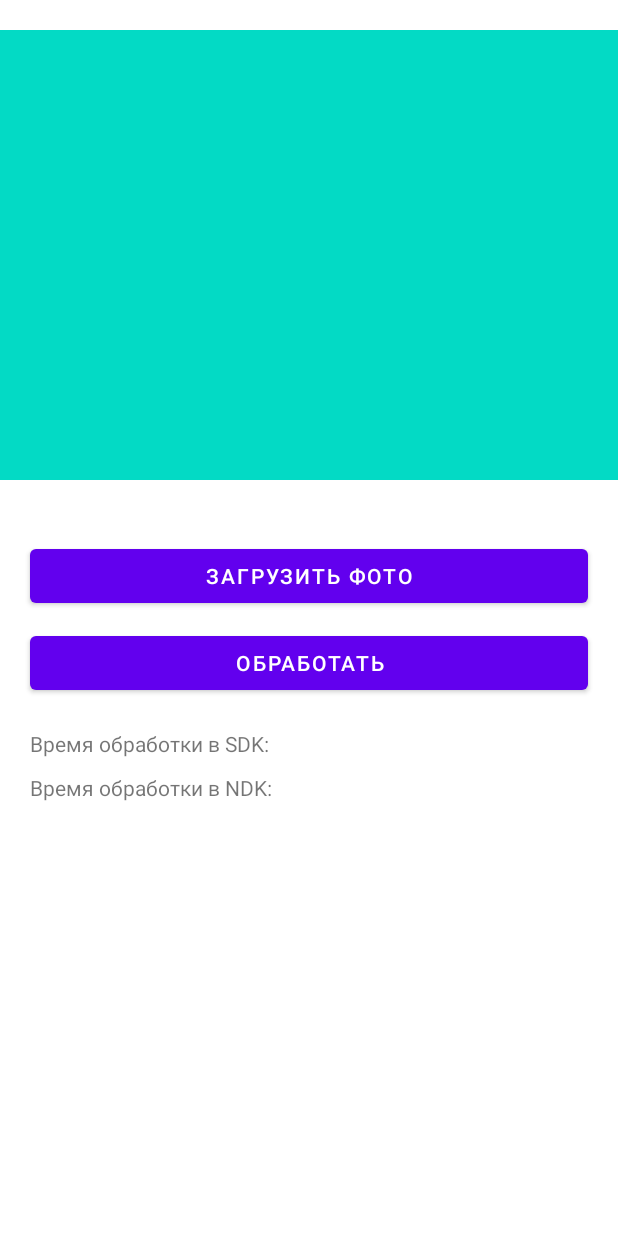
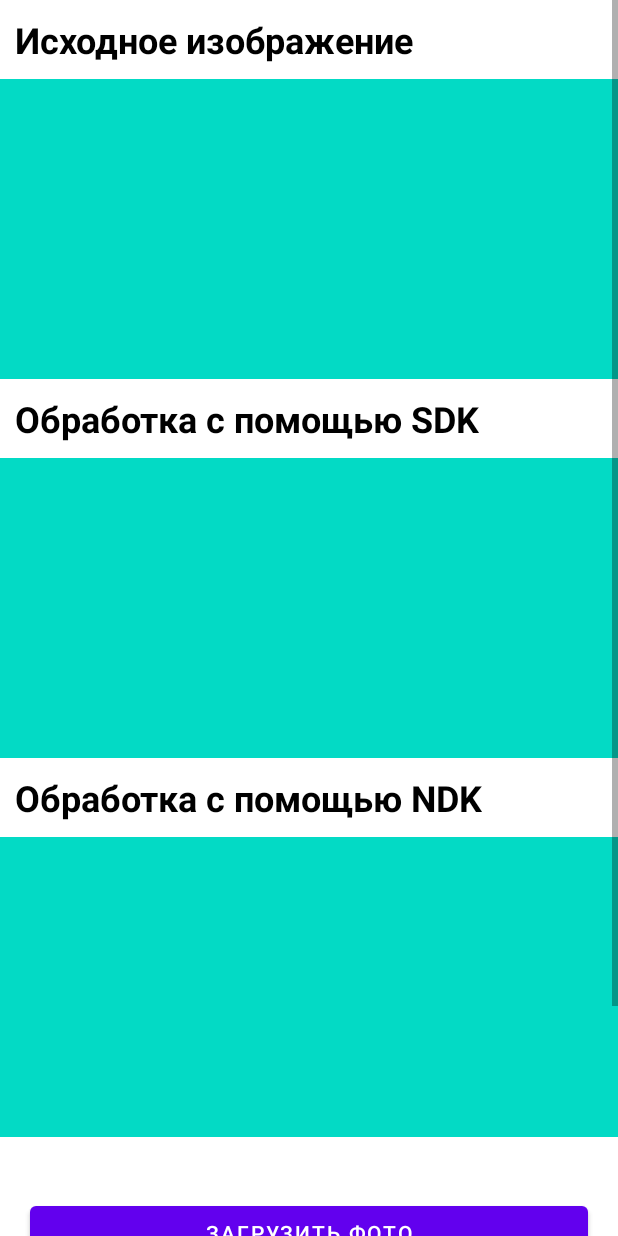
Before and after one commit to ilhan76/OpenCV-Android, an Android app: the layout activity_main.xml on its own in the app's theme, with its tools: preview values and no code run, on a phone screen of 412 x 824 dp. Run offline under Robolectric (Android 15) with nearby library versions, the phone set to English and light mode, and no system bars.

Commit message:
Добавил логику сравнения SDK и NDK

```diff
--- a/app/src/main/java/com/kudashov/opencv_android/MainState.kt
+++ b/app/src/main/java/com/kudashov/opencv_android/MainState.kt
@@ -3,7 +3,9 @@ package com.kudashov.opencv_android
 import android.graphics.Bitmap
 
 data class MainState(
-    val bitmap: Bitmap? = null,
+    val sourceBitmap: Bitmap? = null,
+    val resultSdkBitmap: Bitmap? = null,
+    val resultNdkBitmap: Bitmap? = null,
     val sdkTime: Double? = null,
     val ndkTime: Double? = null
 )
--- a/app/src/main/res/layout/activity_main.xml
+++ b/app/src/main/res/layout/activity_main.xml
@@ -10,15 +10,65 @@
         android:layout_width="match_parent"
         android:layout_height="wrap_content"
         android:orientation="vertical"
+        android:paddingBottom="40dp"
         tools:context=".MainActivity">
 
+        <TextView
+            android:id="@+id/source_image_title_tv"
+            android:layout_width="wrap_content"
+            android:layout_margin="10dp"
+            android:layout_height="wrap_content"
+            android:text="@string/source_image_title_text"
+            android:textColor="@color/black"
+            android:textStyle="bold"
+            android:textSize="24sp" />
+
         <ImageView
-            android:id="@+id/picture_iv"
+            android:id="@+id/picture_source_iv"
             android:layout_width="match_parent"
-            android:layout_height="300dp"
-            android:layout_marginTop="20dp"
-            android:background="@color/teal_200"
-            tools:ignore="ContentDescription" />
+            android:layout_height="200dp"
+            android:visibility="gone"
+            tools:background="@color/teal_200"
+            tools:ignore="ContentDescription"
+            tools:visibility="visible" />
+
+        <TextView
+            android:id="@+id/sdk_processed_image_title_tv"
+            android:layout_width="wrap_content"
+            android:layout_margin="10dp"
+            android:layout_height="wrap_content"
+            android:text="@string/sdk_processed_image_title_text"
+            android:textColor="@color/black"
+            android:textStyle="bold"
+            android:textSize="24sp" />
+
+        <ImageView
+            android:id="@+id/picture_sdk_result_iv"
+            android:layout_width="match_parent"
+            android:layout_height="200dp"
+            android:visibility="gone"
+            tools:background="@color/teal_200"
+            tools:ignore="ContentDescription"
+            tools:visibility="visible" />
+
+        <TextView
+            android:id="@+id/ndk_processed_image_title_tv"
+            android:layout_width="wrap_content"
+            android:layout_margin="10dp"
+            android:layout_height="wrap_content"
+            android:text="@string/ndk_processed_image_title_text"
+            android:textColor="@color/black"
+            android:textStyle="bold"
+            android:textSize="24sp" />
+
+        <ImageView
+            android:id="@+id/picture_ndk_result_iv"
+            android:layout_width="match_parent"
+            android:layout_height="200dp"
+            android:visibility="gone"
+            tools:background="@color/teal_200"
+            tools:ignore="ContentDescription"
+            tools:visibility="visible" />
 
         <Button
             android:id="@+id/open_gallery_btn"
@@ -43,16 +93,17 @@
             android:layout_marginTop="20dp">
 
             <TextView
+                android:id="@+id/sdk_time_title_tv"
                 android:layout_width="wrap_content"
                 android:layout_height="wrap_content"
                 android:text="@string/sdk_time_text"
-                android:textSize="14sp"/>
+                android:textSize="14sp" />
 
             <TextView
                 android:id="@+id/sdk_time_tv"
-                android:layout_marginStart="10dp"
                 android:layout_width="wrap_content"
-                android:layout_height="wrap_content"/>
+                android:layout_height="wrap_content"
+                android:layout_marginStart="10dp" />
         </LinearLayout>
 
         <LinearLayout
@@ -62,16 +113,17 @@
             android:layout_marginTop="10dp">
 
             <TextView
+                android:id="@+id/ndk_time_title_tv"
                 android:layout_width="wrap_content"
                 android:layout_height="wrap_content"
                 android:text="@string/ndk_time_text"
-                android:textSize="14sp"/>
+                android:textSize="14sp" />
 
             <TextView
                 android:id="@+id/ndk_time_tv"
-                android:layout_marginStart="10dp"
                 android:layout_width="wrap_content"
-                android:layout_height="wrap_content"/>
+                android:layout_height="wrap_content"
+                android:layout_marginStart="10dp" />
         </LinearLayout>
 
     </LinearLayout>
--- a/app/src/main/res/values/strings.xml
+++ b/app/src/main/res/values/strings.xml
@@ -1,5 +1,9 @@
 <resources>
     <string name="app_name">OpenCV-Android</string>
+
+    <string name="source_image_title_text">Исходное изображение</string>
+    <string name="sdk_processed_image_title_text">Обработка с помощью SDK</string>
+    <string name="ndk_processed_image_title_text">Обработка с помощью NDK</string>
 
     <string name="load_from_gallery_btn_text">Загрузить фото</string>
     <string name="process_btn_text">Обработать</string>
```
Also changed, not shown: app/src/main/java/com/kudashov/opencv_android/MainActivity.kt (+28 -13 lines), app/src/main/java/com/kudashov/opencv_android/MainViewModel.kt (+20 -11 lines), app/src/main/java/com/kudashov/opencv_android/extensions/ViewExtensions.kt (added, +29 -0 lines), app/src/main/java/com/kudashov/opencv_android/extensions/ViewModelExtensions.kt (added, +7 -0 lines).
